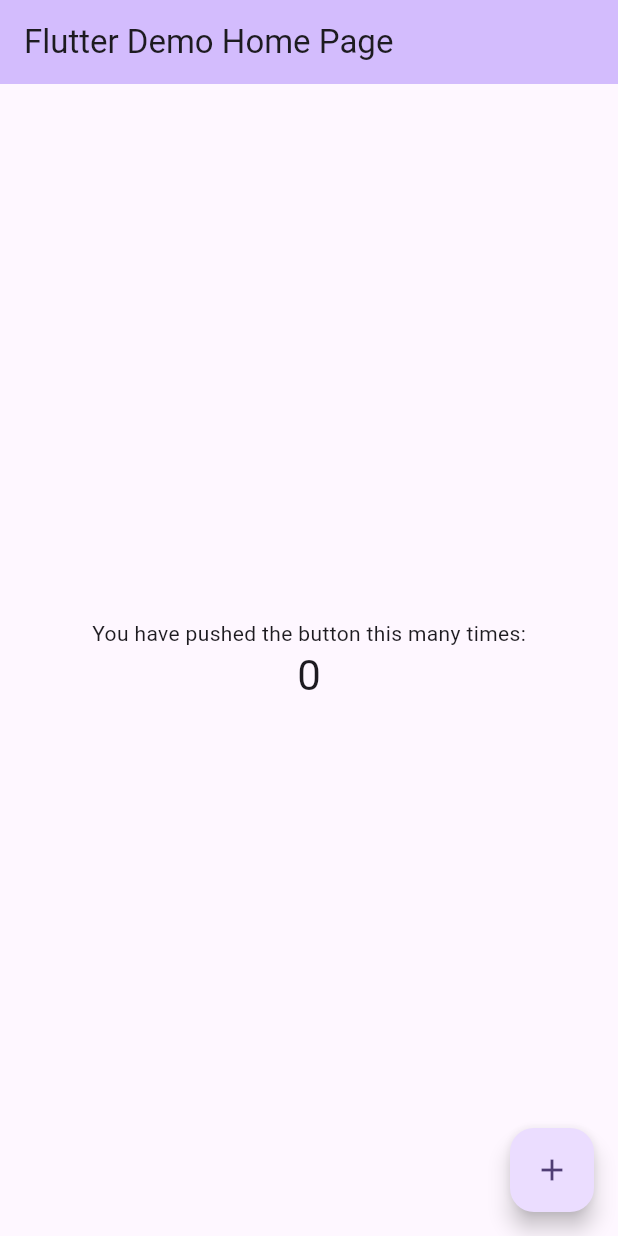
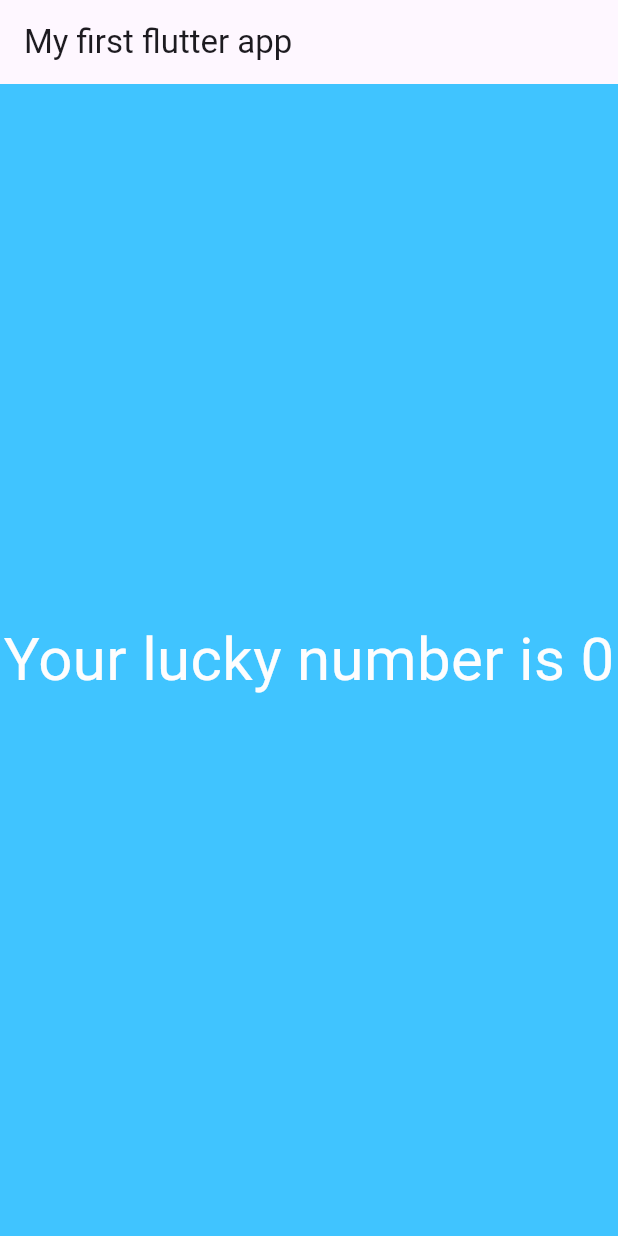
Before and after one commit to Shreyashi36/simple-interest-calculator, a Flutter app: the screen it shows after launch, on a phone screen of 412 x 824 dp. Run offline on Flutter 3.47's test engine with Material 3 defaults, Android fonts, the phone set to English and light mode, and no system bars.

Commit message:
Initial commit

```diff
--- /dev/null
+++ b/lib/app_screens/first_screen.dart
@@ -0,0 +1,26 @@
+import 'dart:math';
+
+import 'package:flutter/material.dart';
+
+class FirstScreen extends StatelessWidget{
+  @override
+  Widget build(BuildContext context) {
+    return Material(
+      color: Colors.lightBlueAccent,
+      child: Center(
+        child: Text(
+          generateLuckyNumber(),
+          style: TextStyle(
+            color: const Color.fromARGB(255, 253, 253, 254),
+            fontSize: 40,
+          ),
+        ),
+      ),
+    );
+  }
+  String generateLuckyNumber(){
+    var random = Random();
+    int luckyNumber = random.nextInt(10);
+    return "Your lucky number is $luckyNumber";
+  }
+}
--- a/lib/main.dart
+++ b/lib/main.dart
@@ -1,68 +1,19 @@
 import 'package:flutter/material.dart';
+import 'package:flutter_application_1/app_screens/first_screen.dart';
 
-void main() {
-  runApp(const MyApp());
-}
+void main() => runApp(MyFlutter());
 
-class MyApp extends StatelessWidget {
-  const MyApp({super.key});
+class MyFlutter extends StatelessWidget{
   @override
   Widget build(BuildContext context) {
     return MaterialApp(
-      title: 'Flutter Demo',
-      theme: ThemeData(
-        colorScheme: ColorScheme.fromSeed(seedColor: Colors.deepPurple),
-        useMaterial3: true,
+      debugShowCheckedModeBanner: false,
+      title: "My flutter app",
+      home: Scaffold(
+        appBar: AppBar(
+          title: const Text("My first flutter app")),
+        body: FirstScreen()
       ),
-      home: const MyHomePage(title: 'Flutter Demo Home Page'),
     );
   }
 }
-
-class MyHomePage extends StatefulWidget {
-  const MyHomePage({super.key, required this.title});
-  final String title;
-
-  @override
-  State<MyHomePage> createState() => _MyHomePageState();
-}
-
-class _MyHomePageState extends State<MyHomePage> {
-  int _counter = 0;
-
-  void _incrementCounter() {
-    setState(() {
-      _counter++;
-    });
-  }
-
-  @override
-  Widget build(BuildContext context) {
-
-    return Scaffold(
-      appBar: AppBar(
-        backgroundColor: Theme.of(context).colorScheme.inversePrimary,
-        title: Text(widget.title),
-      ),
-      body: Center(
-        child: Column(
-          mainAxisAlignment: MainAxisAlignment.center,
-          children: <Widget>[
-            const Text(
-              'You have pushed the button this many times:',
-            ),
-            Text(
-              '$_counter',
-              style: Theme.of(context).textTheme.headlineMedium,
-            ),
-          ],
-        ),
-      ),
-      floatingActionButton: FloatingActionButton(
-        onPressed: _incrementCounter,
-        tooltip: 'Increment',
-        child: const Icon(Icons.add),
-      ), // This trailing comma makes auto-formatting nicer for build methods.
-    );
-  }
-}
```
